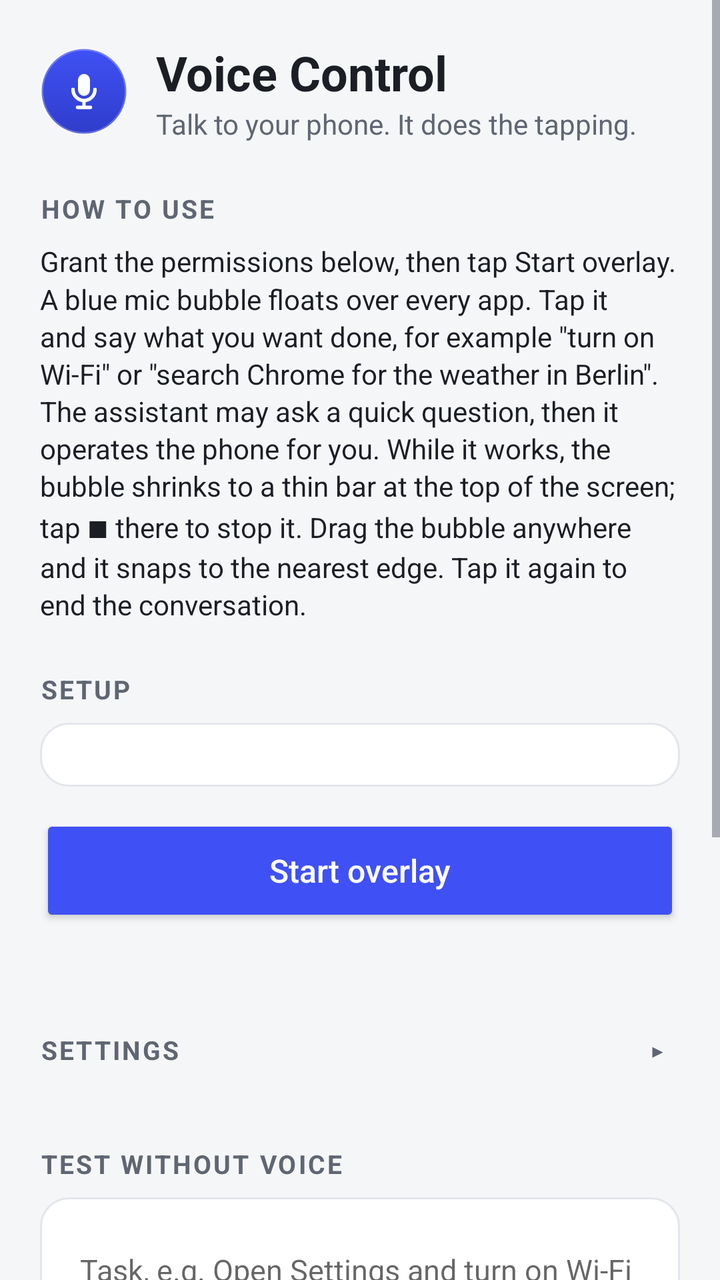
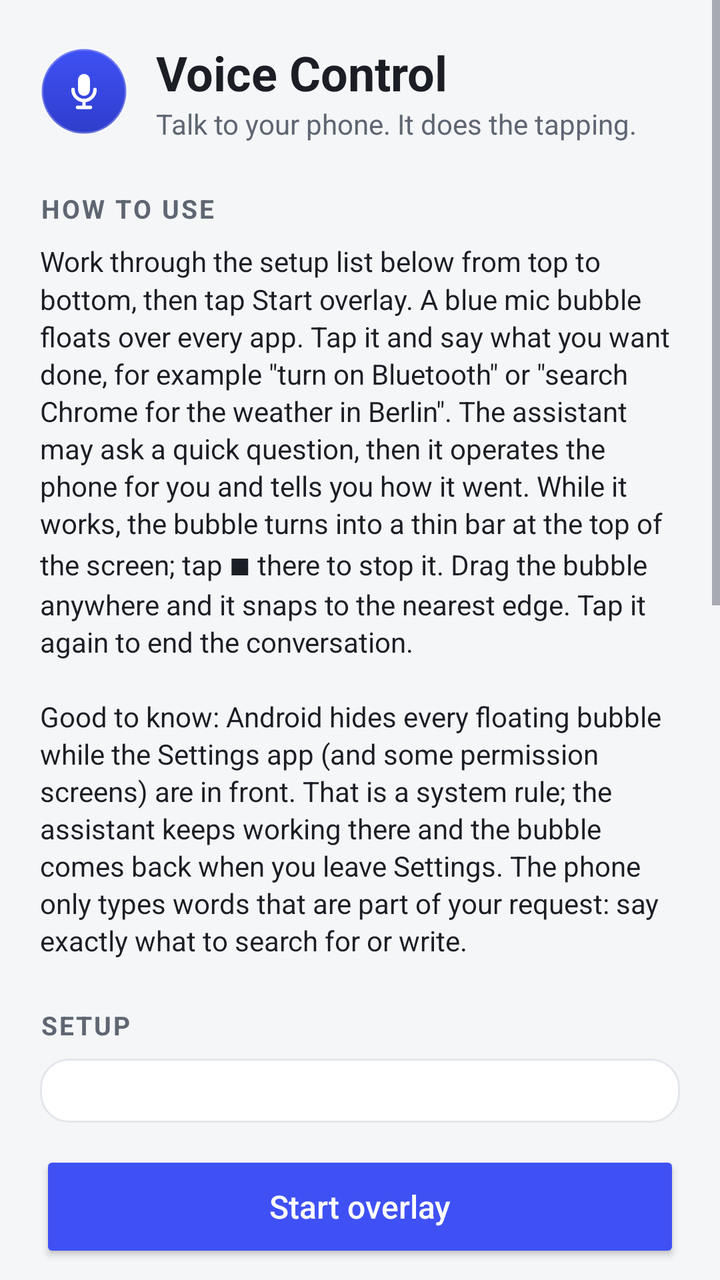

Two renders of the same Android screen: before a commit and after it. Below are the layout's source before the change and the commit's diff.
<!-- AndroidManifest.xml: application theme Theme.VoiceControl -->
<!-- res/layout/activity_main.xml -->
<?xml version="1.0" encoding="utf-8"?>
<ScrollView xmlns:android="http://schemas.android.com/apk/res/android"
    android:id="@+id/root"
    android:layout_width="match_parent"
    android:layout_height="match_parent"
    android:clipToPadding="true"
    android:fillViewport="true">

    <LinearLayout
        android:id="@+id/content"
        android:layout_width="match_parent"
        android:layout_height="wrap_content"
        android:focusableInTouchMode="true"
        android:orientation="vertical"
        android:paddingStart="20dp"
        android:paddingTop="20dp"
        android:paddingEnd="20dp"
        android:paddingBottom="28dp">

        
        <LinearLayout
            android:layout_width="match_parent"
            android:layout_height="wrap_content"
            android:gravity="center_vertical"
            android:orientation="horizontal">

            <ImageView
                android:layout_width="44dp"
                android:layout_height="44dp"
                android:background="@drawable/bg_bubble"
                android:importantForAccessibility="no"
                android:padding="11dp"
                android:src="@drawable/ic_mic_bubble" />

            <LinearLayout
                android:layout_width="0dp"
                android:layout_height="wrap_content"
                android:layout_marginStart="14dp"
                android:layout_weight="1"
                android:orientation="vertical">

                <TextView
                    android:id="@+id/titleText"
                    android:layout_width="wrap_content"
                    android:layout_height="wrap_content"
                    android:text="@string/main_title"
                    android:textColor="@color/vc_text"
                    android:textSize="24sp"
                    android:textStyle="bold" />

                <TextView
                    android:layout_width="wrap_content"
                    android:layout_height="wrap_content"
                    android:text="@string/main_subtitle"
                    android:textColor="@color/vc_text_secondary"
                    android:textSize="14sp" />
            </LinearLayout>
        </LinearLayout>

        
        <TextView
            style="@style/VC.SectionTitle"
            android:text="@string/how_to_title" />

        <TextView
            android:layout_width="match_parent"
            android:layout_height="wrap_content"
            android:lineSpacingMultiplier="1.15"
            android:text="@string/how_to_body"
            android:textColor="@color/vc_text"
            android:textSize="14sp" />

        
        <TextView
            style="@style/VC.SectionTitle"
            android:text="@string/section_setup" />

        <LinearLayout
            android:id="@+id/checklist"
            style="@style/VC.Card"
            android:paddingTop="8dp"
            android:paddingBottom="8dp" />

        <Button
            android:id="@+id/overlayButton"
            style="@style/VC.Button"
            android:layout_width="match_parent"
            android:layout_height="56dp"
            android:layout_marginTop="14dp"
            android:text="@string/start_overlay"
            android:textSize="16sp" />

        <TextView
            android:id="@+id/overlayStatus"
            android:layout_width="match_parent"
            android:layout_height="wrap_content"
            android:layout_marginTop="4dp"
            android:gravity="center_horizontal"
            android:textColor="@color/vc_text_secondary"
            android:textSize="13sp" />

        
        <LinearLayout
            android:id="@+id/settingsHeader"
            android:layout_width="match_parent"
            android:layout_height="wrap_content"
            android:layout_marginTop="16dp"
            android:background="?attr/selectableItemBackground"
            android:clickable="true"
            android:focusable="true"
            android:gravity="center_vertical"
            android:minHeight="48dp"
            android:orientation="horizontal">

            <TextView
                style="@style/VC.SectionTitle"
                android:layout_width="0dp"
                android:layout_marginTop="0dp"
                android:layout_marginBottom="0dp"
                android:layout_weight="1"
                android:text="@string/section_settings" />

            <TextView
                android:id="@+id/settingsChevron"
                android:layout_width="wrap_content"
                android:layout_height="wrap_content"
                android:paddingStart="8dp"
                android:paddingEnd="8dp"
                android:text="▸"
                android:textColor="@color/vc_text_secondary"
                android:textSize="18sp" />
        </LinearLayout>

        <LinearLayout
            android:id="@+id/settingsBody"
            style="@style/VC.Card"
            android:visibility="gone">

            <TextView
                style="@style/VC.FieldLabel"
                android:layout_marginTop="0dp"
                android:text="@string/settings_jev_key" />

            <EditText
                android:id="@+id/jevKeyInput"
                android:layout_width="match_parent"
                android:layout_height="wrap_content"
                android:hint="@string/settings_key_hint"
                android:importantForAutofill="no"
                android:inputType="textPassword"
                android:maxLines="1"
                android:textSize="15sp" />

            <TextView
                style="@style/VC.FieldLabel"
                android:text="@string/settings_openai_key" />

            <EditText
                android:id="@+id/openAiKeyInput"
                android:layout_width="match_parent"
                android:layout_height="wrap_content"
                android:hint="@string/settings_key_hint"
                android:importantForAutofill="no"
                android:inputType="textPassword"
                android:maxLines="1"
                android:textSize="15sp" />

            <CheckBox
                android:id="@+id/showKeysCheck"
                android:layout_width="wrap_content"
                android:layout_height="wrap_content"
                android:text="@string/settings_show_keys"
                android:textColor="@color/vc_text_secondary" />

            <TextView
                style="@style/VC.FieldLabel"
                android:text="@string/settings_model" />

            <EditText
                android:id="@+id/modelInput"
                android:layout_width="match_parent"
                android:layout_height="wrap_content"
                android:hint="@string/settings_key_hint"
                android:importantForAutofill="no"
                android:inputType="text"
                android:maxLines="1"
                android:textSize="15sp" />

            <TextView
                android:layout_width="match_parent"
                android:layout_height="wrap_content"
                android:layout_marginTop="6dp"
                android:text="@string/settings_saved_note"
                android:textColor="@color/vc_text_secondary"
                android:textSize="12sp" />
        </LinearLayout>

        
        <TextView
            style="@style/VC.SectionTitle"
            android:text="@string/section_test" />

        <LinearLayout style="@style/VC.Card">

            <EditText
                android:id="@+id/taskInput"
                android:layout_width="match_parent"
                android:layout_height="wrap_content"
                android:hint="@string/test_task_hint"
                android:imeOptions="actionGo"
                android:importantForAutofill="no"
                android:inputType="textCapSentences"
                android:maxLines="3"
                android:textSize="15sp" />

            <LinearLayout
                android:layout_width="match_parent"
                android:layout_height="wrap_content"
                android:layout_marginTop="6dp"
                android:orientation="horizontal">

                <Button
                    android:id="@+id/runButton"
                    style="@style/VC.Button"
                    android:layout_width="0dp"
                    android:layout_height="wrap_content"
                    android:layout_weight="1"
                    android:text="@string/test_run" />

                <Button
                    android:id="@+id/stopButton"
                    style="@style/VC.Button.Borderless"
                    android:layout_width="0dp"
                    android:layout_height="wrap_content"
                    android:layout_weight="1"
                    android:text="@string/test_stop" />

                <Button
                    android:id="@+id/clearLogButton"
                    style="@style/VC.Button.Borderless"
                    android:layout_width="0dp"
                    android:layout_height="wrap_content"
                    android:layout_weight="1"
                    android:text="@string/test_clear" />
            </LinearLayout>

            <ScrollView
                android:id="@+id/logScroll"
                android:layout_width="match_parent"
                android:layout_height="220dp"
                android:layout_marginTop="8dp"
                android:background="@drawable/bg_log"
                android:fadeScrollbars="false"
                android:nestedScrollingEnabled="true"
                android:padding="10dp"
                android:scrollbars="vertical">

                <TextView
                    android:id="@+id/logText"
                    android:layout_width="match_parent"
                    android:layout_height="wrap_content"
                    android:fontFamily="monospace"
                    android:hint="@string/test_log_empty"
                    android:textColor="@color/vc_log_text"
                    android:textColorHint="#7A828E"
                    android:textIsSelectable="true"
                    android:textSize="11sp" />
            </ScrollView>
        </LinearLayout>
    </LinearLayout>
</ScrollView>
<!-- resources referenced by this layout -->
<resources>
  <color name="vc_log_text">#D7DCE3</color>
  <color name="vc_text">#1B1E24</color>
  <color name="vc_text_secondary">#5F6672</color>
  <!-- drawable bg_log (drawable) -->
  <?xml version="1.0" encoding="utf-8"?>
  <shape xmlns:android="http://schemas.android.com/apk/res/android" android:shape="rectangle">
      <solid android:color="@color/vc_log_bg" />
      <corners android:radius="10dp" />
  </shape>
  <string name="how_to_body">Grant the permissions below, then tap Start overlay. A blue mic bubble floats over every app. Tap it and say what you want done, for example \"turn on Wi-Fi\" or \"search Chrome for the weather in Berlin\". The assistant may ask a quick question, then it operates the phone for you. While it works, the bubble shrinks to a thin bar at the top of the screen; tap ■ there to stop it. Drag the bubble anywhere and it snaps to the nearest edge. Tap it again to end the conversation.</string>
  <string name="how_to_title">How to use</string>
  <string name="main_subtitle">Talk to your phone. It does the tapping.</string>
  <string name="main_title">Voice Control</string>
  <string name="section_settings">Settings</string>
  <string name="section_setup">Setup</string>
  <string name="section_test">Test without voice</string>
  <string name="settings_jev_key">JEV API key</string>
  <string name="settings_key_hint">Empty = default from .env</string>
  <string name="settings_model">Realtime model</string>
  <string name="settings_openai_key">OpenAI API key</string>
  <string name="settings_saved_note">Changes are saved as you type.</string>
  <string name="settings_show_keys">Show keys</string>
  <string name="start_overlay">Start overlay</string>
  <string name="test_clear">Clear log</string>
  <string name="test_log_empty">State changes appear here.</string>
  <string name="test_run">Run</string>
  <string name="test_stop">Stop</string>
  <string name="test_task_hint">Task, e.g. Open Settings and turn on Wi-Fi</string>
  <style name="VC.Button" parent="Widget.AppCompat.Button.Colored">
          <item name="android:textAllCaps">false</item>
      </style>
  <style name="VC.Button.Borderless" parent="Widget.AppCompat.Button.Borderless.Colored">
          <item name="android:textAllCaps">false</item>
      </style>
  <style name="VC.Card" parent="">
          <item name="android:layout_width">match_parent</item>
          <item name="android:layout_height">wrap_content</item>
          <item name="android:background">@drawable/bg_card</item>
          <item name="android:orientation">vertical</item>
          <item name="android:padding">16dp</item>
      </style>
  <color name="vc_accent_dark">#2F3DCB</color>
  <color name="vc_accent">#3F51F5</color>
  <color name="vc_log_bg">#14171C</color>
  <!-- drawable bg_card (drawable) -->
  <?xml version="1.0" encoding="utf-8"?>
  <shape xmlns:android="http://schemas.android.com/apk/res/android" android:shape="rectangle">
      <solid android:color="@color/vc_card" />
      <stroke android:width="1dp" android:color="@color/vc_card_stroke" />
      <corners android:radius="14dp" />
  </shape>
  <color name="vc_bg">#F5F6F8</color>
  <color name="vc_card">#FFFFFF</color>
  <color name="vc_card_stroke">#E3E6EB</color>
  <!-- unchanged entries left out for length: 5 -->
</resources>

<!-- the commit's change to res/layout/activity_main.xml (unified diff, before → after) -->
@@ -100,6 +100,50 @@
             android:textSize="13sp" />
 
         
+        <TextView
+            style="@style/VC.SectionTitle"
+            android:text="@string/section_voice" />
+
+        <LinearLayout style="@style/VC.Card">
+
+            <RadioGroup
+                android:id="@+id/backendGroup"
+                android:layout_width="match_parent"
+                android:layout_height="wrap_content"
+                android:orientation="vertical">
+
+                <RadioButton
+                    android:id="@+id/backendAuto"
+                    android:layout_width="match_parent"
+                    android:layout_height="wrap_content"
+                    android:text="@string/backend_auto"
+                    android:textColor="@color/vc_text" />
+
+                <RadioButton
+                    android:id="@+id/backendChatGpt"
+                    android:layout_width="match_parent"
+                    android:layout_height="wrap_content"
+                    android:text="@string/backend_chatgpt"
+                    android:textColor="@color/vc_text" />
+
+                <RadioButton
+                    android:id="@+id/backendOpenAiKey"
+                    android:layout_width="match_parent"
+                    android:layout_height="wrap_content"
+                    android:text="@string/backend_openai_key"
+                    android:textColor="@color/vc_text" />
+            </RadioGroup>
+
+            <TextView
+                android:id="@+id/backendDescription"
+                android:layout_width="match_parent"
+                android:layout_height="wrap_content"
+                android:layout_marginTop="6dp"
+                android:textColor="@color/vc_text_secondary"
+                android:textSize="13sp" />
+        </LinearLayout>
+
+        
         <LinearLayout
             android:id="@+id/settingsHeader"
             android:layout_width="match_parent"
<!-- resource entries referenced after the edit -->
@@ -9,13 +9,17 @@
       <solid android:color="@color/vc_log_bg" />
       <corners android:radius="10dp" />
   </shape>
-  <string name="how_to_body">Grant the permissions below, then tap Start overlay. A blue mic bubble floats over every app. Tap it and say what you want done, for example \"turn on Wi-Fi\" or \"search Chrome for the weather in Berlin\". The assistant may ask a quick question, then it operates the phone for you. While it works, the bubble shrinks to a thin bar at the top of the screen; tap ■ there to stop it. Drag the bubble anywhere and it snaps to the nearest edge. Tap it again to end the conversation.</string>
+  <string name="backend_auto">Automatic (ChatGPT sign-in if available, else API key)</string>
+  <string name="backend_chatgpt">ChatGPT sign-in (uses your ChatGPT plan)</string>
+  <string name="backend_openai_key">OpenAI API key (pay per use)</string>
+  <string name="how_to_body">Work through the setup list below from top to bottom, then tap Start overlay. A blue mic bubble floats over every app. Tap it and say what you want done, for example \"turn on Bluetooth\" or \"search Chrome for the weather in Berlin\". The assistant may ask a quick question, then it operates the phone for you and tells you how it went. While it works, the bubble turns into a thin bar at the top of the screen; tap ■ there to stop it. Drag the bubble anywhere and it snaps to the nearest edge. Tap it again to end the conversation.\n\nGood to know: Android hides every floating bubble while the Settings app (and some permission screens) are in front. That is a system rule; the assistant keeps working there and the bubble comes back when you leave Settings. The phone only types words that are part of your request: say exactly what to search for or write.</string>
   <string name="how_to_title">How to use</string>
   <string name="main_subtitle">Talk to your phone. It does the tapping.</string>
   <string name="main_title">Voice Control</string>
   <string name="section_settings">Settings</string>
   <string name="section_setup">Setup</string>
   <string name="section_test">Test without voice</string>
+  <string name="section_voice">Voice</string>
   <string name="settings_jev_key">JEV API key</string>
   <string name="settings_key_hint">Empty = default from .env</string>
   <string name="settings_model">Realtime model</string>
